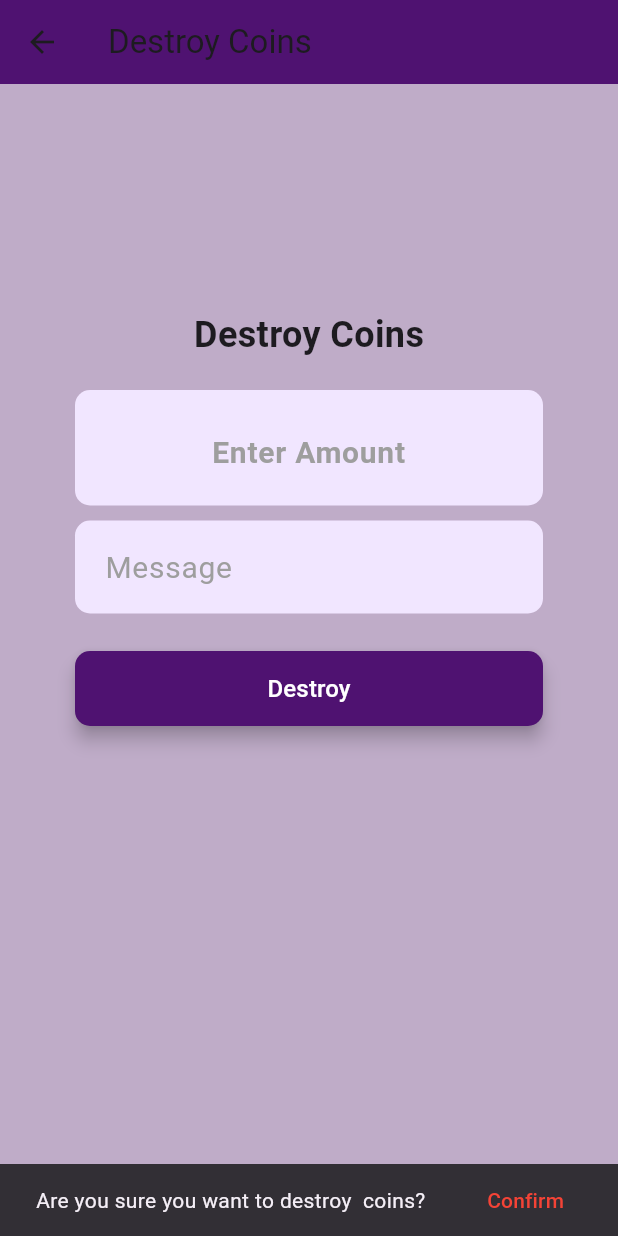
After one commit to Juiceyyyy/UniPay, a Flutter app: the DestroyCoin screen opened directly, after a tap on "Destroy", on a phone screen of 412 x 824 dp. The commit adds this screen. Run offline on Flutter 3.47's test engine with Material 3 defaults, Android fonts, the phone set to English and light mode, and no system bars; our stand-ins replace cloud_firestore, curved_navigation_bar, firebase_auth, firebase_core, flutter_svg, google_sign_in and 2 more; missing offline and left inert: qr_code_scanner; accounts and stored records are empty.

Commit message:
Destroy coin logic added to admin

```diff
--- a/lib/Screens/Home/admin_home.dart
+++ b/lib/Screens/Home/admin_home.dart
@@ -5,6 +5,7 @@ import 'package:unipay/components/constants.dart';
 import 'package:unipay/Screens/Home/components/generateCoin.dart';
 import '../Send/sendmoney.dart';
 import 'components/dashboard.dart';
+import 'components/deleteCoin.dart';
 
 class AdminPage extends StatelessWidget {
   @override
@@ -51,6 +52,12 @@ class AdminPage extends StatelessWidget {
               },
             ),
             ListTile(
+              title: Text('Destroy Coins'),
+              onTap: () {
+                Navigator.push(context, MaterialPageRoute(builder: (context) => DestroyCoin()));
+              },
+            ),
+            ListTile(
               title: Text('Send'),
               onTap: () {
                 Navigator.push(context, MaterialPageRoute(builder: (context) => SendMoney()));
--- /dev/null
+++ b/lib/Screens/Home/components/deleteCoin.dart
@@ -0,0 +1,162 @@
+import 'package:flutter/material.dart';
+import 'package:cloud_firestore/cloud_firestore.dart';
+import 'package:firebase_auth/firebase_auth.dart';
+import 'package:unipay/Screens/Home/admin_home.dart';
+import '../../../../../components/constants.dart';
+
+class DestroyCoin extends StatefulWidget {
+  @override
+  _DestroyCoinState createState() => _DestroyCoinState();
+}
+
+class _DestroyCoinState extends State<DestroyCoin> {
+  TextEditingController amount = TextEditingController();
+
+  @override
+  Widget build(BuildContext context) {
+    return Scaffold(
+      backgroundColor: color12,
+      appBar: AppBar(
+        title: Text('Destroy Coins'),
+        backgroundColor: color15,
+      ),
+      body: SingleChildScrollView(
+        child: Container(
+          width: double.infinity,
+          child: Column(
+            crossAxisAlignment: CrossAxisAlignment.center,
+            children: [
+              SizedBox(height: 150),
+              Text(
+                'Destroy Coins',
+                style: TextStyle(fontSize: 24, fontWeight: FontWeight.bold),
+              ),
+              SizedBox(height: 20),
+              Padding(
+                padding: const EdgeInsets.symmetric(horizontal: 50.0),
+                child: TextField(
+                  controller: amount,
+                  textAlign: TextAlign.center,
+                  keyboardType: TextInputType.number,
+                  cursorColor: Colors.black,
+                  style: TextStyle(color: Colors.black,
+                      fontSize: 30,
+                      fontWeight: FontWeight.bold),
+                  onTap: () {
+                    // Add onTap logic
+                  },
+                  decoration: InputDecoration(
+                    hintText: "Enter Amount",
+                    hintStyle: TextStyle(color: Colors.grey, fontSize: 20),
+                    border: OutlineInputBorder(
+                      borderRadius: BorderRadius.circular(10),
+                      borderSide: BorderSide.none,
+                    ),
+                    focusedBorder: OutlineInputBorder(
+                      borderRadius: BorderRadius.circular(10),
+                      borderSide: BorderSide.none,
+                    ),
+                  ),
+                ),
+              ),
+              SizedBox(height: 10),
+              Padding(
+                padding: const EdgeInsets.symmetric(horizontal: 50.0),
+                child: TextField(
+                  decoration: InputDecoration(
+                    hintText: "Message",
+                    hintStyle: TextStyle(color: Colors.grey, fontSize: 20),
+                    border: OutlineInputBorder(
+                      borderRadius: BorderRadius.circular(10),
+                      borderSide: BorderSide.none,
+                    ),
+                    focusedBorder: OutlineInputBorder(
+                      borderRadius: BorderRadius.circular(10),
+                      borderSide: BorderSide.none,
+                    ),
+                  ),
+                ),
+              ),
+              SizedBox(height: 25),
+              Padding(
+                padding: const EdgeInsets.symmetric(horizontal: 50.0),
+                child: Material(
+                  elevation: 5,
+                  borderRadius: BorderRadius.circular(10),
+                  color: color15,
+                  child: MaterialButton(
+                    onPressed: () {
+                      showConfirmationDialog();
+                    },
+                    minWidth: double.infinity,
+                    height: 50,
+                    child: Text("Destroy",
+                        style: TextStyle(color: Colors.white, fontSize: 16)),
+                  ),
+                ),
+              ),
+            ],
+          ),
+        ),
+      ),
+    );
+  }
+
+  void showConfirmationDialog() {
+    ScaffoldMessenger.of(context).showSnackBar(
+      SnackBar(
+        content: Text("Are you sure you want to destroy ${amount.text} coins?"),
+        duration: Duration(seconds: 3),
+        action: SnackBarAction(
+          label: 'Confirm',
+          textColor: Colors.red,
+          onPressed: () {
+            destroy(context); // Pass the context to destroy function
+          },
+        ),
+      ),
+    );
+  }
+
+  Future<void> destroy(BuildContext context) async {
+    User? sender = FirebaseAuth.instance.currentUser;
+    String? senderUid = sender?.uid;
+    FirebaseFirestore firestore = FirebaseFirestore.instance;
+
+    int valueToSub = int.tryParse(amount.text) ?? 0;
+    int senderCurrentBalance = (await firestore.collection('users').doc(
+        senderUid).get()).data()?['Balance'] ?? 0;
+
+    if (valueToSub > 0 && senderCurrentBalance >= valueToSub) {
+      int updatedSenderBalance = senderCurrentBalance - valueToSub;
+
+      // Update sender's balance
+      await firestore.collection('users').doc(senderUid).update(
+          {'Balance': updatedSenderBalance});
+
+      // Successfully transferred, navigate back to the dashboard or display a success message
+      ScaffoldMessenger.of(context).showSnackBar(
+        SnackBar(
+          content: Text('Coins destroyed successfully!'),
+        ),
+      );
+
+      // Navigate back to the dashboard
+      Navigator.pushAndRemoveUntil(
+          context,
+          MaterialPageRoute(builder: (context) => AdminPage()),
+    (route) => false);// Clear the navigation stack
+
+    } else {
+      // Show an error message for an insufficient balance or invalid amount
+      String errorMessage = (valueToSub <= 0)
+          ? 'Please enter a valid amount'
+          : 'Insufficient balance for this transaction';
+      ScaffoldMessenger.of(context).showSnackBar(
+        SnackBar(
+          content: Text(errorMessage),
+        ),
+      );
+    }
+  }
+}
```
